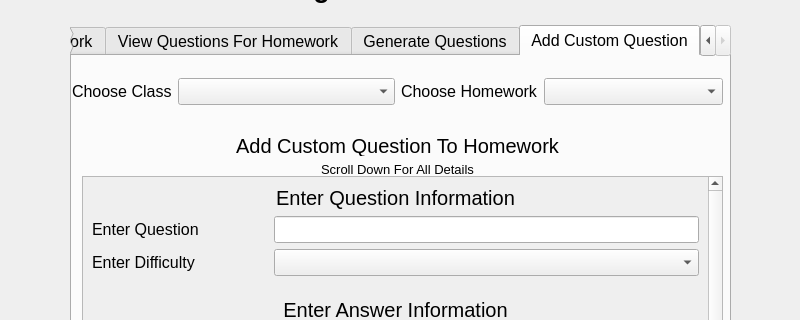
Old version of the form ui files/manageHomeworkPage.ui in the repository BXRSRUDIOS/a-level-coursework-project; both pictures show x 0 to 800 and y 165 to 485 of the 800 by 800 pixel window.
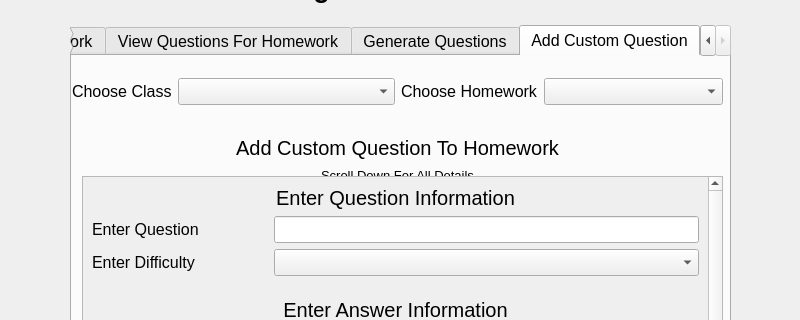
New version of the form. The open tabs and pages were chosen to show the change. Icons and pictures are not drawn.

Patch:
```diff
--- a/ui files/manageHomeworkPage.ui
+++ b/ui files/manageHomeworkPage.ui
@@ -1066,7 +1066,7 @@
         <x>0</x>
         <y>80</y>
         <width>651</width>
-        <height>41</height>
+        <height>48</height>
        </rect>
       </property>
       <layout class="QVBoxLayout" name="verticalLayout_8">
```
Left out of the diff: 4 changed lines with no effect on the pictures.
